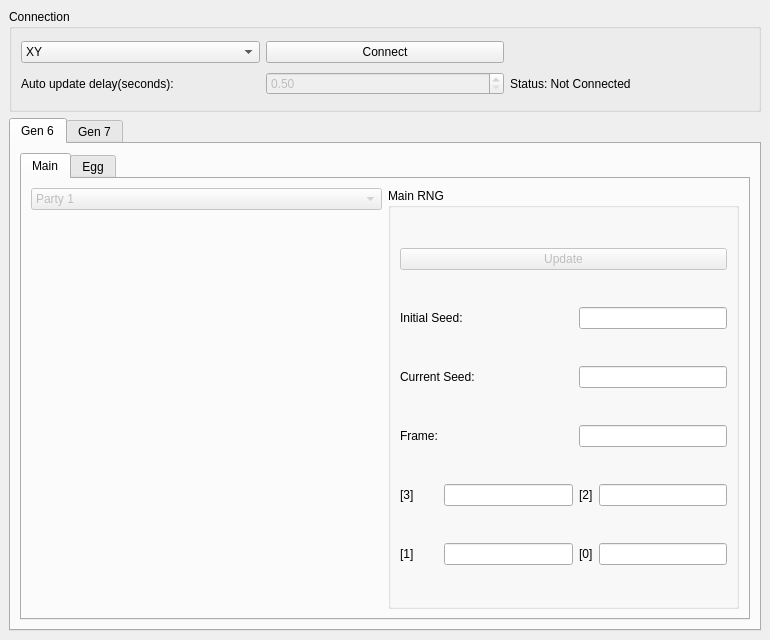
The window that UI/MainWindow.ui (Admiral-Fish/CitraRNG) describes before a commit, drawn with Qt 5.
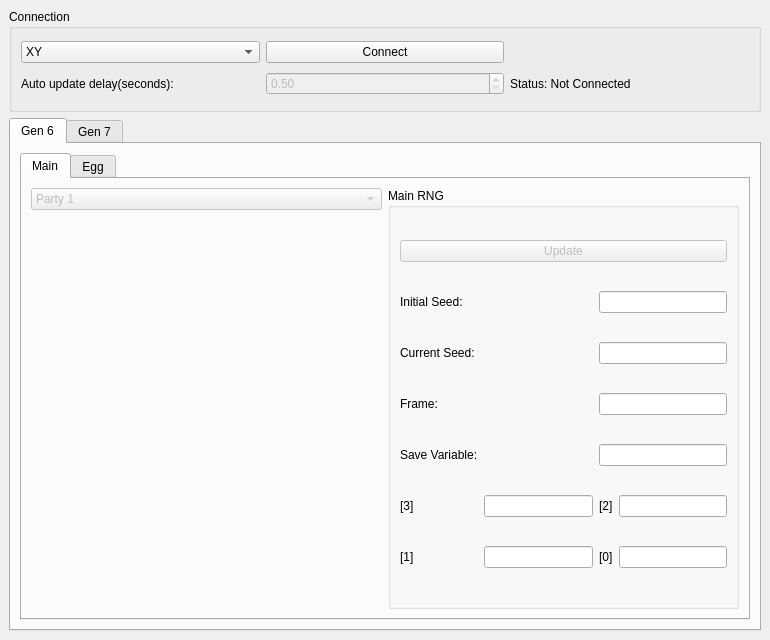
The same window after the commit. Custom widgets are drawn as their Qt base class.

Commit message: Display save variable

The edit to the form file:
```diff
--- a/UI/MainWindow.ui
+++ b/UI/MainWindow.ui
@@ -192,10 +192,30 @@
                <string>Main RNG</string>
               </property>
               <layout class="QGridLayout" name="gridLayout_11">
-               <item row="1" column="0" colspan="2">
-                <widget class="QLabel" name="labelMainInitialSeed6">
+               <item row="3" column="2" colspan="2">
+                <widget class="QLineEdit" name="lineEditFrame6">
+                 <property name="sizePolicy">
+                  <sizepolicy hsizetype="Preferred" vsizetype="Fixed">
+                   <horstretch>0</horstretch>
+                   <verstretch>0</verstretch>
+                  </sizepolicy>
+                 </property>
+                 <property name="readOnly">
+                  <bool>true</bool>
+                 </property>
+                </widget>
+               </item>
+               <item row="5" column="2">
+                <widget class="QLabel" name="labelTiny2">
                  <property name="text">
-                  <string>Initial Seed:</string>
+                  <string>[2]</string>
+                 </property>
+                </widget>
+               </item>
+               <item row="6" column="2">
+                <widget class="QLabel" name="labelTiny0">
+                 <property name="text">
+                  <string>[0]</string>
                  </property>
                 </widget>
                </item>
@@ -215,6 +235,20 @@
                  </property>
                 </widget>
                </item>
+               <item row="5" column="0">
+                <widget class="QLabel" name="labelTiny3">
+                 <property name="text">
+                  <string>[3]</string>
+                 </property>
+                </widget>
+               </item>
+               <item row="6" column="0">
+                <widget class="QLabel" name="labelTiny1">
+                 <property name="text">
+                  <string>[1]</string>
+                 </property>
+                </widget>
+               </item>
                <item row="2" column="0" colspan="2">
                 <widget class="QLabel" name="labelMainCurrentSeed6">
                  <property name="text">
@@ -238,6 +272,22 @@
                  </property>
                 </widget>
                </item>
+               <item row="5" column="3">
+                <widget class="QLineEdit" name="lineEditTiny2"/>
+               </item>
+               <item row="6" column="1">
+                <widget class="QLineEdit" name="lineEditTiny1"/>
+               </item>
+               <item row="5" column="1">
+                <widget class="QLineEdit" name="lineEditTiny3"/>
+               </item>
+               <item row="1" column="0" colspan="2">
+                <widget class="QLabel" name="labelMainInitialSeed6">
+                 <property name="text">
+                  <string>Initial Seed:</string>
+                 </property>
+                </widget>
+               </item>
                <item row="3" column="0">
                 <widget class="QLabel" name="labelMainFrame6">
                  <property name="text">
@@ -245,57 +295,7 @@
                  </property>
                 </widget>
                </item>
-               <item row="3" column="2" colspan="2">
-                <widget class="QLineEdit" name="lineEditFrame6">
-                 <property name="sizePolicy">
-                  <sizepolicy hsizetype="Preferred" vsizetype="Fixed">
-                   <horstretch>0</horstretch>
-                   <verstretch>0</verstretch>
-                  </sizepolicy>
-                 </property>
-                 <property name="readOnly">
-                  <bool>true</bool>
-                 </property>
-                </widget>
-               </item>
-               <item row="4" column="0">
-                <widget class="QLabel" name="labelTiny3">
-                 <property name="text">
-                  <string>[3]</string>
-                 </property>
-                </widget>
-               </item>
-               <item row="4" column="1">
-                <widget class="QLineEdit" name="lineEditTiny3"/>
-               </item>
-               <item row="4" column="2">
-                <widget class="QLabel" name="labelTiny2">
-                 <property name="text">
-                  <string>[2]</string>
-                 </property>
-                </widget>
-               </item>
-               <item row="4" column="3">
-                <widget class="QLineEdit" name="lineEditTiny2"/>
-               </item>
-               <item row="5" column="0">
-                <widget class="QLabel" name="labelTiny1">
-                 <property name="text">
-                  <string>[1]</string>
-                 </property>
-                </widget>
-               </item>
-               <item row="5" column="1">
-                <widget class="QLineEdit" name="lineEditTiny1"/>
-               </item>
-               <item row="5" column="2">
-                <widget class="QLabel" name="labelTiny0">
-                 <property name="text">
-                  <string>[0]</string>
-                 </property>
-                </widget>
-               </item>
-               <item row="5" column="3">
+               <item row="6" column="3">
                 <widget class="QLineEdit" name="lineEditTiny0"/>
                </item>
                <item row="0" column="0" colspan="4">
@@ -308,6 +308,20 @@
                  </property>
                 </widget>
                </item>
+               <item row="4" column="0">
+                <widget class="QLabel" name="labelSaveVariable">
+                 <property name="text">
+                  <string>Save Variable:</string>
+                 </property>
+                </widget>
+               </item>
+               <item row="4" column="2" colspan="2">
+                <widget class="QLineEdit" name="lineEditSaveVariable">
+                 <property name="readOnly">
+                  <bool>true</bool>
+                 </property>
+                </widget>
+               </item>
               </layout>
              </widget>
             </item>
```
The commit also changes 5 other files.
